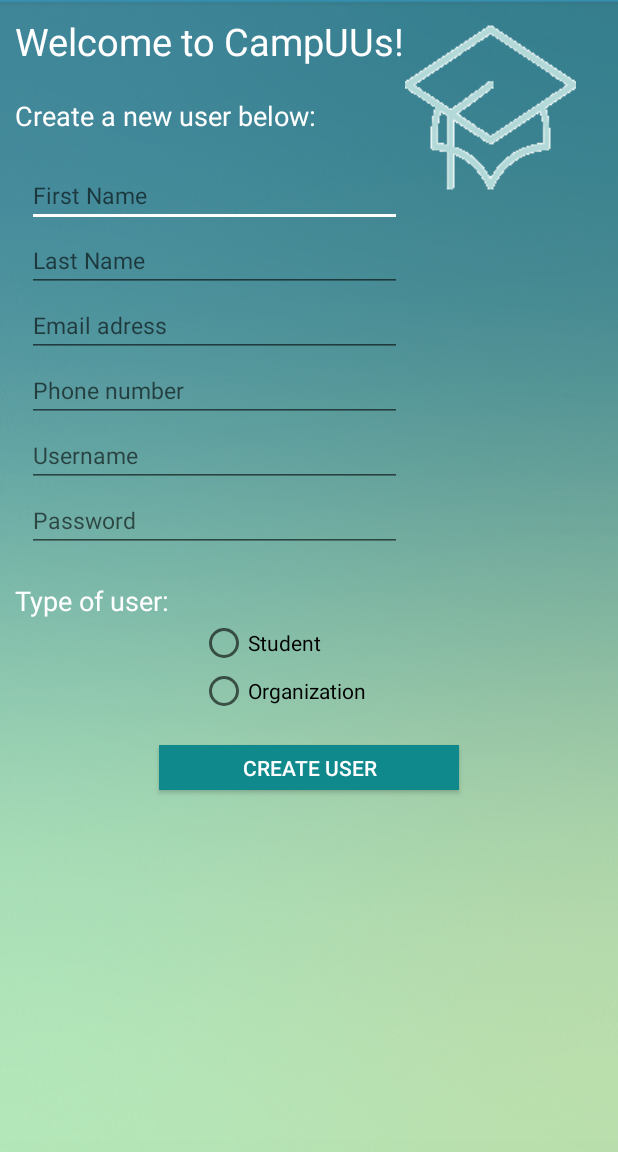
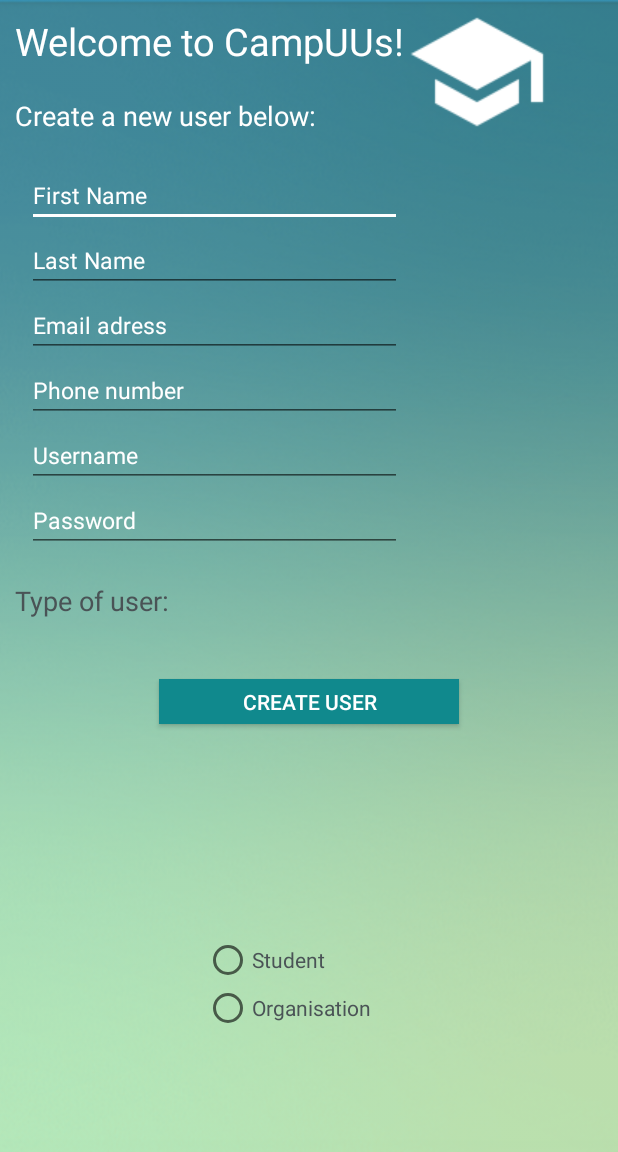
Before and after one commit to elsabergman/Kandidatarb, an Android app: the screen it shows after launch (create_user), on a phone screen of 412 x 824 dp, the part 84-1236 px from its top. Run offline under Robolectric (Android 15) with nearby library versions, the phone set to English and light mode, and no system bars.

Commit message:
create user designändringar

```diff
--- a/app/src/main/res/layout/create_user.xml
+++ b/app/src/main/res/layout/create_user.xml
@@ -23,6 +23,7 @@
         android:textColor="#fff"
         android:textSize="25sp"
         android:layout_marginTop="10dp"
+        android:layout_marginStart="10dp"
         android:layout_marginLeft="10dp"
 
         />
@@ -31,7 +32,7 @@
         android:id="@+id/campus_hat"
         android:layout_width="wrap_content"
         android:layout_height="wrap_content"
-        android:background="@drawable/campus_hat"
+        android:background="@drawable/campus_hatt"
         android:layout_toRightOf="@+id/welcome"
         android:layout_marginTop="0dp"
         />
@@ -65,6 +66,7 @@
         android:layout_alignParentStart="true"
         android:layout_marginLeft="18dp"
         android:layout_marginStart="18dp"
+        android:textColorHint="@color/white"
 
         />
 
@@ -82,6 +84,7 @@
         android:layout_alignParentStart="true"
         android:layout_marginLeft="18dp"
         android:layout_marginStart="18dp"
+        android:textColorHint="@color/white"
 
         />
     <EditText
@@ -98,6 +101,7 @@
         android:layout_alignParentStart="true"
         android:layout_marginLeft="18dp"
         android:layout_marginStart="18dp"
+        android:textColorHint="@color/white"
 
         />
 
@@ -115,6 +119,7 @@
         android:layout_alignParentStart="true"
         android:layout_marginLeft="18dp"
         android:layout_marginStart="18dp"
+        android:textColorHint="@color/white"
 
         />
 
@@ -132,6 +137,7 @@
         android:layout_alignParentStart="true"
         android:layout_marginLeft="18dp"
         android:layout_marginStart="18dp"
+        android:textColorHint="@color/white"
 
         />
 
@@ -149,6 +155,8 @@
         android:layout_alignParentStart="true"
         android:layout_marginLeft="18dp"
         android:layout_marginStart="18dp"
+        android:textColorHint="@color/white"
+
 
         />
 
@@ -157,35 +165,47 @@
         android:layout_width="wrap_content"
         android:layout_height="wrap_content"
         android:text="Type of user:"
-        android:textColor="#fff"
+        android:textColor="@color/grey"
         android:textSize="18sp"
         android:layout_below="@id/input_password"
         android:layout_marginTop="20dp"
         android:layout_marginLeft="10dp"
+        android:layout_marginBottom="10dp"
+
 
         />
 
 
-    <RadioButton android:id="@+id/radio_student"
-        android:layout_width="wrap_content"
-        android:layout_height="wrap_content"
-        android:text="Student"
-        android:onClick="onRadioButtonClicked"
-        android:layout_toRightOf="@id/type_of_user"
-        android:layout_below="@id/type_of_user"
-        android:layout_marginLeft="20dp"
+    <LinearLayout xmlns:android="http://schemas.android.com/apk/res/android"
+        android:id="@+id/db1_root"
+        android:layout_width="match_parent"
+        android:layout_height="match_parent"
+        android:orientation="vertical"
+        android:gravity="center|bottom"
+        android:paddingBottom="80dp"
+        >
+
+        <RadioButton
+            android:id="@+id/student_button"
+            android:layout_width="140dp"
+            android:layout_height="wrap_content"
+            android:layout_gravity="center_horizontal|center"
+            android:text="Student"
+            android:textColor="@color/grey"
         />
 
-    <RadioButton android:id="@+id/radio_organization"
-        android:layout_width="wrap_content"
-        android:layout_height="wrap_content"
-        android:text="Organization"
-        android:onClick="onRadioButtonClicked"
-        android:layout_toRightOf="@id/type_of_user"
-        android:layout_below="@id/radio_student"
-        android:layout_marginLeft="20dp"
+        <RadioButton
+            android:id="@+id/organization_button"
+            android:layout_width="140dp"
+            android:layout_height="wrap_content"
+            android:layout_gravity="center_horizontal|center"
+            android:text="Organisation"
+            android:textColor="@color/grey"/>
 
-        />
+
+    </LinearLayout>
+
+
     <Button
 
         android:id="@+id/createUserButton"
@@ -195,11 +215,9 @@
         android:textColor="#FFFFFF"
         android:background="#10898D"
         android:onClick="onClick"
-        android:layout_below="@id/radio_organization"
+        android:layout_below="@id/type_of_user"
         android:layout_centerHorizontal="true"
-        android:layout_marginTop="20dp"
-
-
+        android:layout_marginTop="30dp"
 
         />
 
--- a/app/src/main/res/values/colors.xml
+++ b/app/src/main/res/values/colors.xml
@@ -6,4 +6,5 @@
     <color name="icon_color">#046169</color>
     <color name="white">#fff</color>
     <color name="darkest_blue">#032f3c</color>
+    <color name="grey">#4A5356</color>
 </resources>
```
Also changed, not shown: app/src/main/res/layout/sliding_menu.xml (line endings or trailing spaces).
